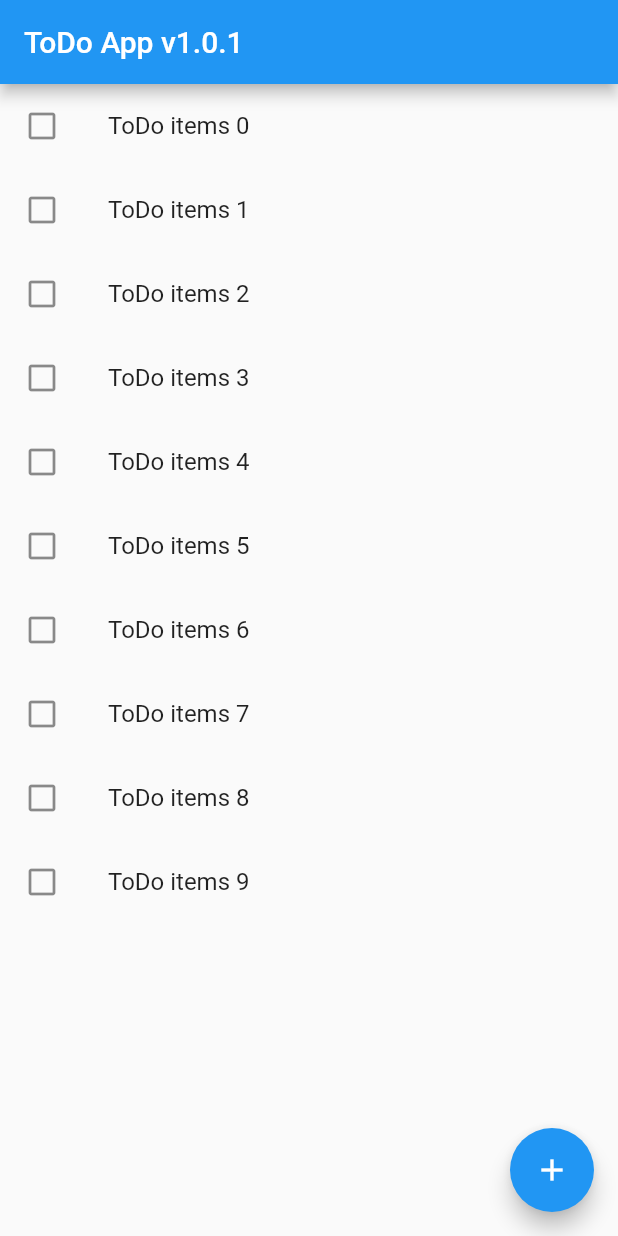
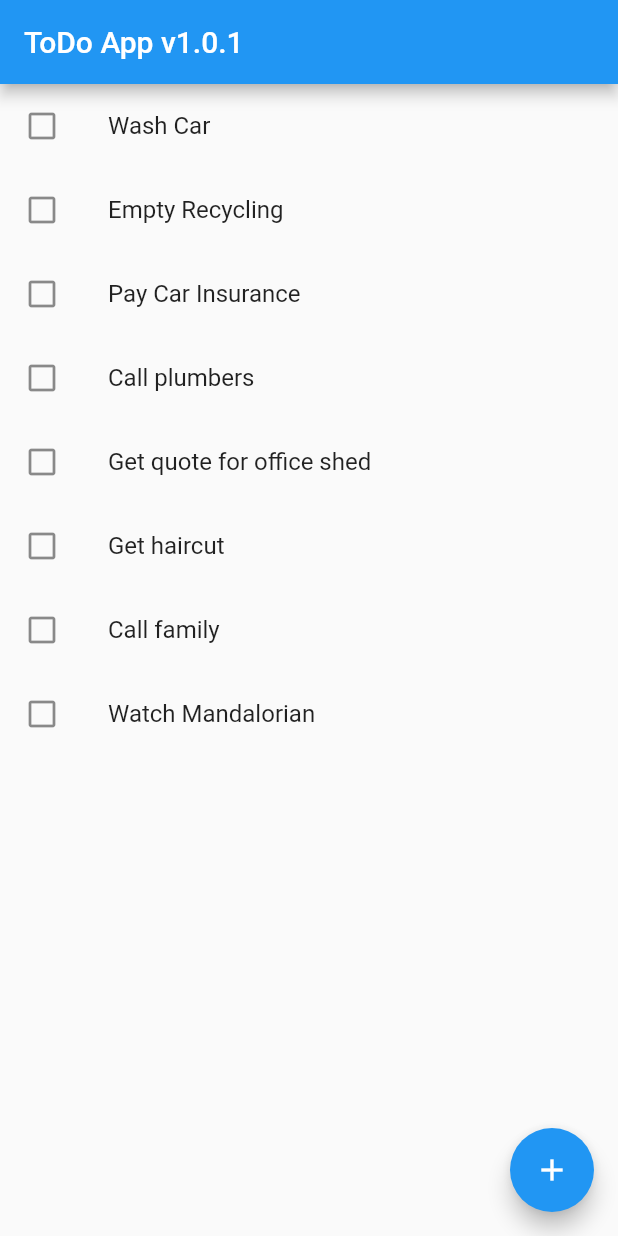
Before and after one commit to maxgdev/todo_app, a Flutter app: the screen it shows after launch, on a phone screen of 412 x 824 dp. Run offline on Flutter 3.47's test engine with Material 2 defaults, Android fonts, the phone set to English and light mode, and no system bars.

Commit message:
Changed button to add new todo listview item

```diff
--- a/lib/main.dart
+++ b/lib/main.dart
@@ -29,19 +29,27 @@ class MyHomePage extends StatefulWidget {
 }
 
 class _MyHomePageState extends State<MyHomePage> {
-  int _counter = 0;
+  final todos = [
+    'Wash Car',
+    'Empty Recycling',
+    'Pay Car Insurance',
+    'Call plumbers',
+    'Get quote for office shed',
+    'Get haircut',
+    'Call family',
+    'Watch Mandalorian',
+  ];
 
-  void _incrementCounter() {
+  void addItem() {
     setState(() {
-      _counter++;
+      todos.add('Added new todo onPressed');
     });
   }
 
   @override
   Widget build(BuildContext context) {
-
     // Generate some dummy list for ListView
-    final todos = List<String>.generate(10, (i) => "ToDo items $i");
+    // final todos = List<String>.generate(10, (i) => "ToDo items $i");
     print(todos);
 
     final todoListView = ListView.builder(
@@ -54,19 +62,18 @@ class _MyHomePageState extends State<MyHomePage> {
           title: Text('${todos[index]}'),
         );
       },
+
     );
 
     return Scaffold(
       appBar: AppBar(
-        // Here we take the value from the MyHomePage object that was created by
-        // the App.build method, and use it to set our appbar title.
         title: Text(widget.title),
       ),
       body: Container(
-            child: todoListView,
+        child: todoListView,
       ),
       floatingActionButton: FloatingActionButton(
-        // onPressed: ,
+        onPressed: addItem,
         tooltip: 'Add ToDo',
         child: Icon(Icons.add),
       ), // This trailing comma makes auto-formatting nicer for build methods.
```
Also changed, not shown: lib/dummy.dart (deleted, +0 -83 lines).
